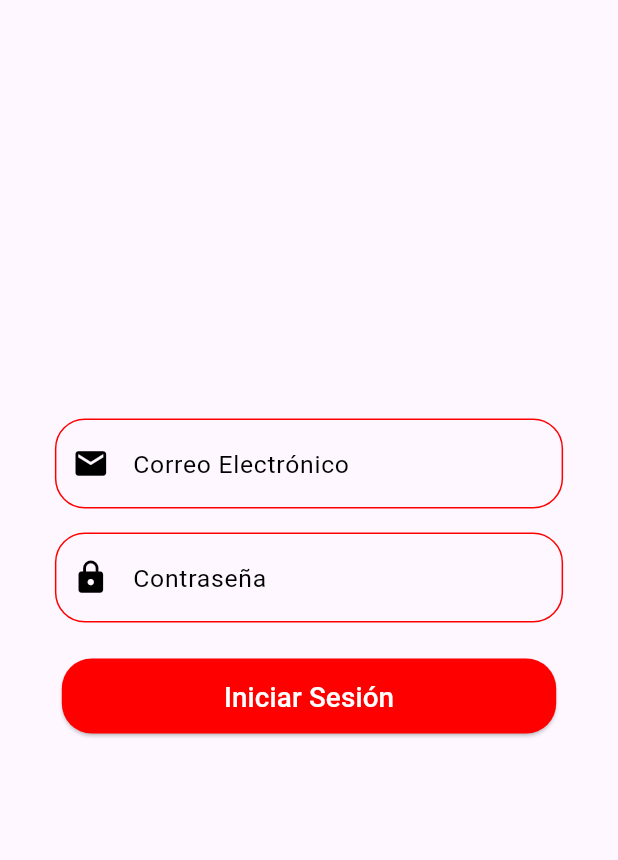
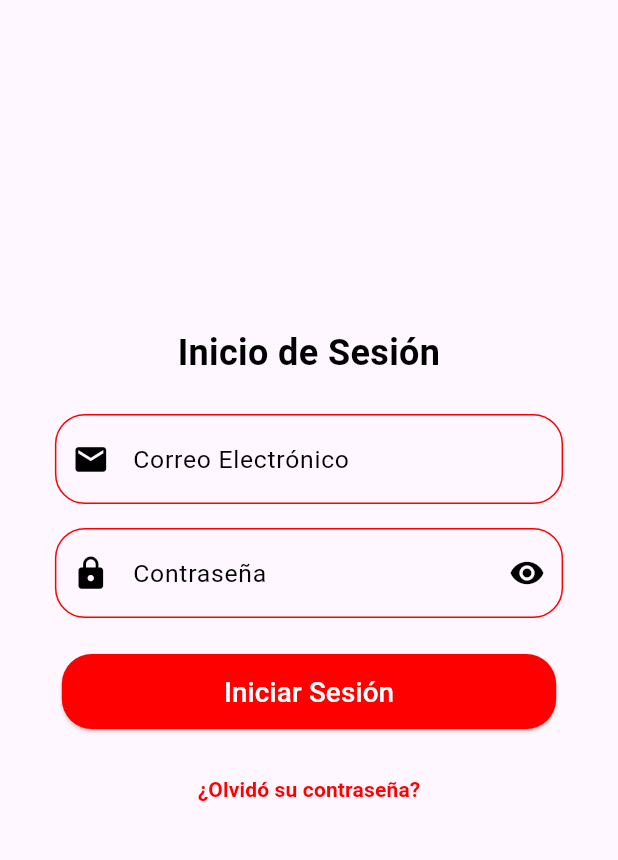
Before and after one commit to Leonela226/appgrepogrec, a Flutter app: the screen it shows after launch, after a tap on "Iniciar sesión", on a phone screen of 412 x 824 dp, the part 84-944 px from its top. Run offline on Flutter 3.47's test engine with Material 3 defaults, Android fonts, the phone set to English and light mode, and no system bars; our stand-ins replace firebase_auth, firebase_core, flutter_dotenv, flutter_native_splash, flutter_screenutil; missing offline and left inert: flutter_icon_snackbar; accounts and stored records are empty; Roboto replaces fonts that are missing (TitilliumWeb-Bold, TitilliumWeb-SemiBold); statements that could not run were skipped.

Commit message:
funcional 21/2/25

```diff
--- a/appgrec/lib/src/routes/app_routes.dart
+++ b/appgrec/lib/src/routes/app_routes.dart
@@ -1,3 +1,4 @@
+import 'package:appgrec/src/providers/forgot_password.dart';
 import 'package:appgrec/src/views/client/home.dart';
 import 'package:appgrec/src/views/welcome_screen.dart';
 import 'package:flutter/material.dart';
@@ -9,5 +10,6 @@ Map<String, Widget Function(BuildContext)> appRoutes = {
   Routes.login: (_) => const LoginPage(),
   Routes.register: (_) => const RegisterPage(),
   Routes.home: (_) => const HomeScreen(),
-  Routes.welcome: (_) => const WelcomeScreen()
+  Routes.welcome: (_) => const WelcomeScreen(),
+  Routes.forgotPassword: (_) => const ForgotPasswordPage()
 };
--- a/appgrec/lib/src/routes/routes.dart
+++ b/appgrec/lib/src/routes/routes.dart
@@ -5,4 +5,5 @@ class Routes {
   static const String register = '/register';
   static const String home = '/home';
   static const String welcome = '/welcome';
+  static const String forgotPassword = '/forgot-password'; // Nueva ruta
 }
--- a/appgrec/lib/src/views/auth/login_page.dart
+++ b/appgrec/lib/src/views/auth/login_page.dart
@@ -21,13 +21,24 @@ class LoginPageState extends State<LoginPage> {
   final _emailFocusNode = FocusNode();
   final _passwordFocusNode = FocusNode();
 
+  bool _isPasswordObscure = true;
+  bool _isLoading = false;
+
   void _login(BuildContext context) async {
     if (_formKey.currentState!.validate()) {
+      setState(() {
+        _isLoading = true;
+      });
+
       final authProvider = Provider.of<AuthProvider>(context, listen: false);
       String? error = await authProvider.loginWithEmail(
         _emailController.text.trim(),
         _passwordController.text.trim(),
       );
+
+      setState(() {
+        _isLoading = false;
+      });
 
       if (error != null) {
         _showSnackBar(error);
@@ -52,7 +63,9 @@ class LoginPageState extends State<LoginPage> {
   Widget build(BuildContext context) {
     return Scaffold(
       appBar: const CustomAppBar(),
-      body: Center(
+      body: Stack(
+        children: [
+          Center(
             child: Padding(
               padding: const EdgeInsets.all(16.0),
               child: Form(
@@ -60,6 +73,16 @@ class LoginPageState extends State<LoginPage> {
                 child: Column(
                   mainAxisSize: MainAxisSize.min,
                   children: [
+                    Text(
+                      'Inicio de Sesión',
+                      style: TextStyle(
+                        fontSize: 24,
+                        fontWeight: FontWeight.bold,
+                        color: Colors.black,
+                      ),
+                      textAlign: TextAlign.center,
+                    ),
+                    const SizedBox(height: 24),
                     CustomTextFormField(
                       labelText: 'Correo Electrónico',
                       icon: Icons.email,
@@ -80,7 +103,7 @@ class LoginPageState extends State<LoginPage> {
                     CustomTextFormField(
                       labelText: 'Contraseña',
                       icon: Icons.lock,
-                  obscureText: true,
+                      obscureText: _isPasswordObscure,
                       controller: _passwordController,
                       focusNode: _passwordFocusNode,
                       validator: (value) {
@@ -90,19 +113,57 @@ class LoginPageState extends State<LoginPage> {
                         return null;
                       },
                       onFieldSubmitted: (_) {
-                    _login(context); // Llamar al login al presionar Enter
+                        _login(context);
                       },
+                      suffixIcon: IconButton(
+                        icon: Icon(
+                          _isPasswordObscure ? Icons.visibility : Icons.visibility_off,
+                          color: Colors.black,
+                        ),
+                        onPressed: () {
+                          setState(() {
+                            _isPasswordObscure = !_isPasswordObscure;
+                          });
+                        },
+                      ),
                     ),
                     const SizedBox(height: 24),
                     CustomButton(
                       text: 'Iniciar Sesión',
                       onPressed: () => _login(context),
                     ),
+                    const SizedBox(height: 16),
+                    TextButton(
+                      onPressed: () {
+                        // Aquí puedes redirigir al usuario a la página de recuperación de contraseña
+                        Navigator.pushNamed(context, Routes.forgotPassword);
+                      },
+                      child: Text(
+                        '¿Olvidó su contraseña?',
+                        style: TextStyle(
+                          color: Color(0xFFFF0000), // Manteniendo el color de la aplicación
+                          fontWeight: FontWeight.bold,
+                        ),
+                      ),
+                    ),
                   ],
                 ),
               ),
             ),
           ),
+          if (_isLoading)
+            Container(
+              color: Colors.black.withAlpha((0.5 * 255).round()),
+              child: Center(
+                child: CircularProgressIndicator(
+                  valueColor: AlwaysStoppedAnimation<Color>(
+                    const Color(0xFFFF0000),
+                  ),
+                ),
+              ),
+            ),
+        ],
+      ),
     );
   }
 }
```
Also changed, not shown: appgrec/lib/src/providers/auth.dart (+30 -21 lines), appgrec/lib/src/providers/forgot_password.dart (added, +110 -0 lines), appgrec/lib/src/views/auth/register_page.dart (+85 -38 lines). Lines whose indentation alone changed are shown as unchanged.
